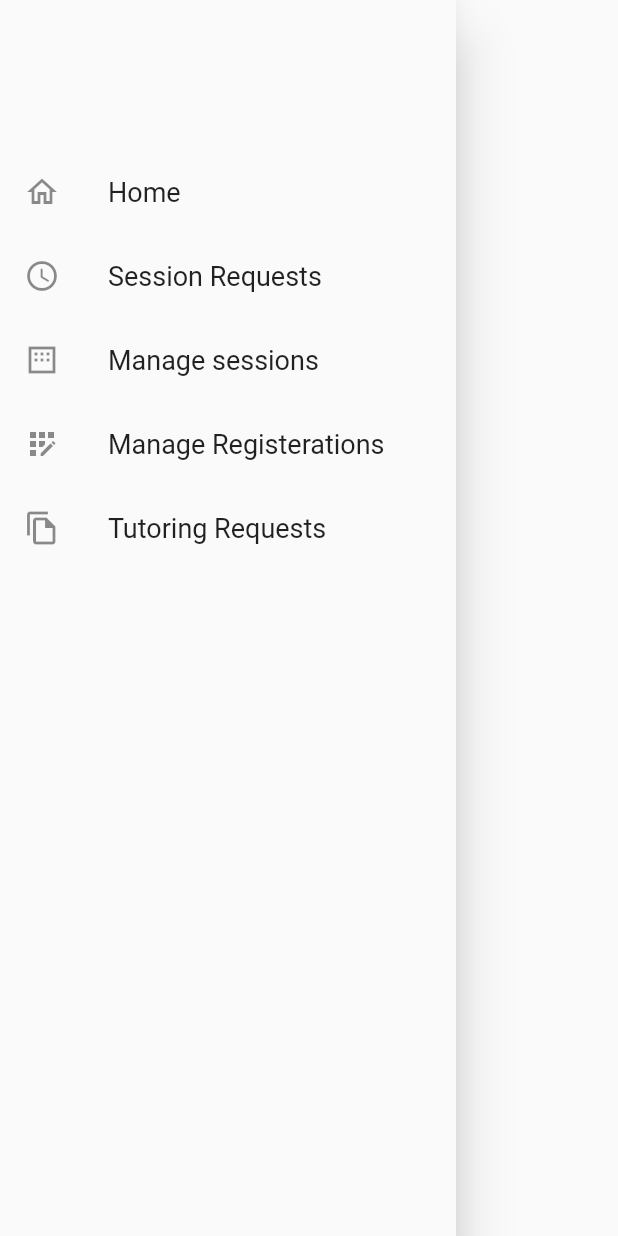
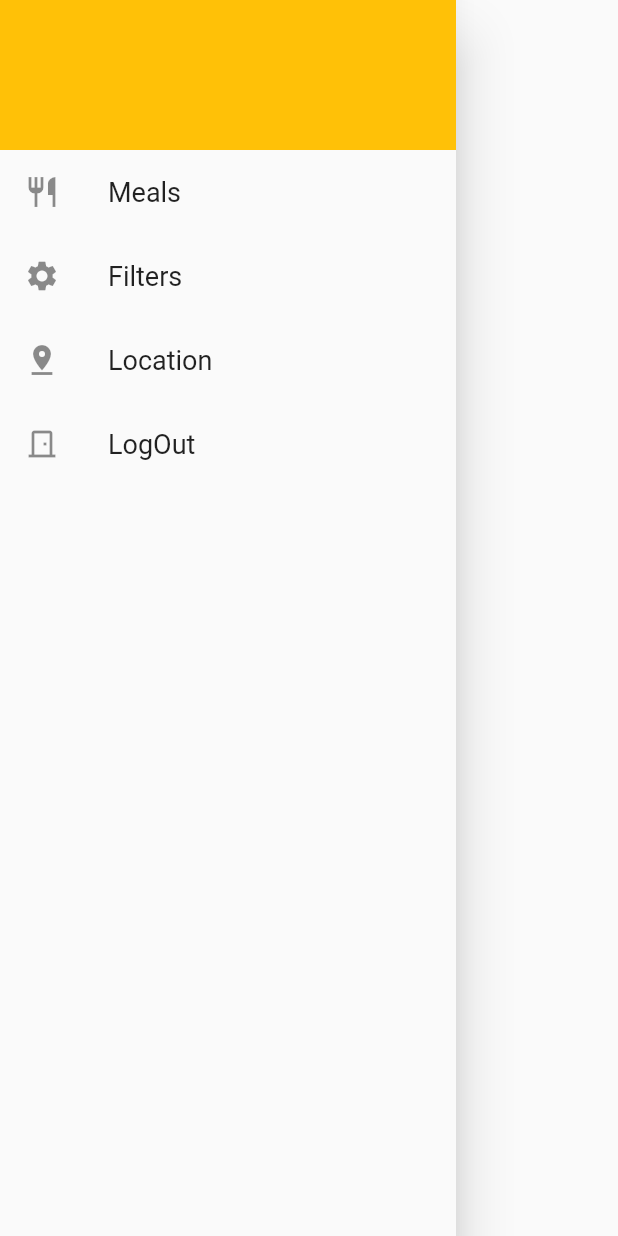
Before and after one commit to Brmjha-Trainee/meal-app, a Flutter app: the MainDrawer widget shown alone on an empty page, opened directly, on a phone screen of 412 x 824 dp. Run offline on Flutter 3.47's test engine with Material 2 defaults, Android fonts, the phone set to English and light mode, and no system bars.

```diff
--- a/lib/main.dart
+++ b/lib/main.dart
@@ -1,5 +1,5 @@
 import 'package:flutter/material.dart';
-import 'package:meal_app/home_page.dart';
+import 'package:meal_app/screens/home_page.dart';
 
 void main() {
   runApp(const MyApp());
@@ -12,10 +12,11 @@ class MyApp extends StatelessWidget {
   Widget build(BuildContext context) {
     return MaterialApp(
       title: 'Flutter Demo',
+      debugShowCheckedModeBanner: false,
       theme: ThemeData(
         primarySwatch: Colors.blue,
       ),
-      home:   const HomePage(),
+      home: const HomePage(),
     );
   }
 }
--- a/lib/main_drawer.dart
+++ /dev/null
@@ -1,134 +0,0 @@
-import 'package:flutter/material.dart';
-
-class MainDrawer extends StatefulWidget {
-  const MainDrawer({Key? key}) : super(key: key);
-
-
-  @override
-  _MainDrawerState createState() => _MainDrawerState();
-}
-
-class _MainDrawerState extends State<MainDrawer> {
-  @override
-  Widget build(BuildContext context) {
-    return Drawer(
-      child: Column(
-        children: <Widget>[
-          Container(
-            width: double.infinity,
-            padding:const EdgeInsets.all(20),
-          //  color: roseQuartz,
-            child: Column(
-              children: const <Widget>[
-                SizedBox(
-                  width: 200,
-                  height: 60,
-                )
-              ],
-            ),
-          ),
-          ListTile(
-            leading:const Icon(
-              Icons.home_outlined,
-      //        color: lightSerenity,
-            ),
-            title: const Text(
-              'Home',
-              style: TextStyle(
-                fontSize: 18,
-              ),
-            ),
-            onTap: () {
-              // Navigator.push(
-              //   context,
-              //   MaterialPageRoute(
-              //     builder: (context) => Page Name(),
-              //   ),
-              // );
-            },
-          ),
-          ListTile(
-            leading: const Icon(
-              Icons.query_builder_rounded,
-             // color: lightSerenity,
-            ),
-            title: const Text(
-              'Session Requests',
-              style: TextStyle(
-                fontSize: 18,
-              ),
-            ),
-            onTap: () {
-               // Navigator.push(
-              //   context,
-              //   MaterialPageRoute(
-              //     builder: (context) => Page Name(),
-              //   ),
-              // );
-            },
-          ),
-          ListTile(
-            leading:const Icon(
-              Icons.margin,
-              //color: lightSerenity,
-            ),
-            title: const Text(
-              'Manage sessions',
-              style: TextStyle(
-                fontSize: 18,
-              ),
-            ),
-            onTap: () {
-              // Navigator.push(
-              //   context,
-              //   MaterialPageRoute(
-              //     builder: (context) => ManageSessionsPage(),
-              //   ),
-              // );
-            },
-          ),
-          ListTile(
-            leading:const Icon(
-              Icons.app_registration,
-             // color: lightSerenity,
-            ),
-            title: const Text(
-              'Manage Registerations',
-              style: TextStyle(
-                fontSize: 18,
-              ),
-            ),
-            onTap: () {
-              // Navigator.push(
-              //   context,
-              //   MaterialPageRoute(
-              //     builder: (context) => Page Name(),
-              //   ),
-              // );
-            },
-          ),
-          ListTile(
-            leading: const Icon(
-              Icons.file_copy_outlined,
-             // color: lightSerenity,
-            ),
-            title: const Text(
-              'Tutoring Requests',
-              style:  TextStyle(
-                fontSize: 18,
-              ),
-            ),
-            onTap: () {
-              // Navigator.push(
-              //   context,
-              //   MaterialPageRoute(
-              //     builder: (context) => Page Name(),
-              //   ),
-              // );
-            },
-          ),
-        ],
-      ),
-    );
-  }
-}
--- /dev/null
+++ b/lib/utils/constant.dart
@@ -0,0 +1,4 @@
+import 'package:flutter/material.dart';
+
+const pink = Colors.pink;
+const yellow = Colors.amber;
--- /dev/null
+++ b/lib/utils/main_drawer.dart
@@ -0,0 +1,114 @@
+import 'package:flutter/material.dart';
+import 'package:meal_app/utils/constant.dart';
+
+class MainDrawer extends StatefulWidget {
+  const MainDrawer({Key? key}) : super(key: key);
+
+  @override
+  _MainDrawerState createState() => _MainDrawerState();
+}
+
+class _MainDrawerState extends State<MainDrawer> {
+  @override
+  Widget build(BuildContext context) {
+    return Drawer(
+      child: Column(
+        children: <Widget>[
+          Container(
+            width: double.infinity,
+            padding: const EdgeInsets.all(20),
+            color: yellow,
+            child: Column(
+              children: const <Widget>[
+                SizedBox(
+                  width: 200,
+                  height: 60,
+                )
+              ],
+            ),
+          ),
+          ListTile(
+            leading: const Icon(
+              Icons.restaurant_outlined,
+              //        color: lightSerenity,
+            ),
+            title: const Text(
+              'Meals',
+              style: TextStyle(
+                fontSize: 18,
+              ),
+            ),
+            onTap: () {
+              // Navigator.push(
+              //   context,
+              //   MaterialPageRoute(
+              //     builder: (context) => Page Name(),
+              //   ),
+              // );
+            },
+          ),
+          ListTile(
+            leading: const Icon(
+              Icons.settings,
+              // color: lightSerenity,
+            ),
+            title: const Text(
+              'Filters',
+              style: TextStyle(
+                fontSize: 18,
+              ),
+            ),
+            onTap: () {
+              // Navigator.push(
+              //   context,
+              //   MaterialPageRoute(
+              //     builder: (context) => Page Name(),
+              //   ),
+              // );
+            },
+          ),
+          ListTile(
+            leading: const Icon(
+              Icons.pin_drop,
+              //color: lightSerenity,
+            ),
+            title: const Text(
+              'Location',
+              style: TextStyle(
+                fontSize: 18,
+              ),
+            ),
+            onTap: () {
+              // Navigator.push(
+              //   context,
+              //   MaterialPageRoute(
+              //     builder: (context) => ManageSessionsPage(),
+              //   ),
+              // );
+            },
+          ),
+          ListTile(
+            leading: const Icon(
+              Icons.door_front_door_outlined,
+              // color: lightSerenity,
+            ),
+            title: const Text(
+              'LogOut',
+              style: TextStyle(
+                fontSize: 18,
+              ),
+            ),
+            onTap: () {
+              // Navigator.push(
+              //   context,
+              //   MaterialPageRoute(
+              //     builder: (context) => Page Name(),
+              //   ),
+              // );
+            },
+          ),
+        ],
+      ),
+    );
+  }
+}
--- /dev/null
+++ b/lib/utils/photo_items.dart
@@ -0,0 +1,5 @@
+class PhotoItem {
+  final String image;
+  final String name;
+  PhotoItem(this.image, this.name);
+}
```
Also changed, not shown: lib/home_page.dart (deleted, +0 -19 lines), lib/screens/home_page.dart (added, +66 -0 lines), pubspec.yaml (+4 -4 lines), images/burger.jpg (added), images/spaghetti.jpeg (added), images/toast.jpg (added), 177 other files.
